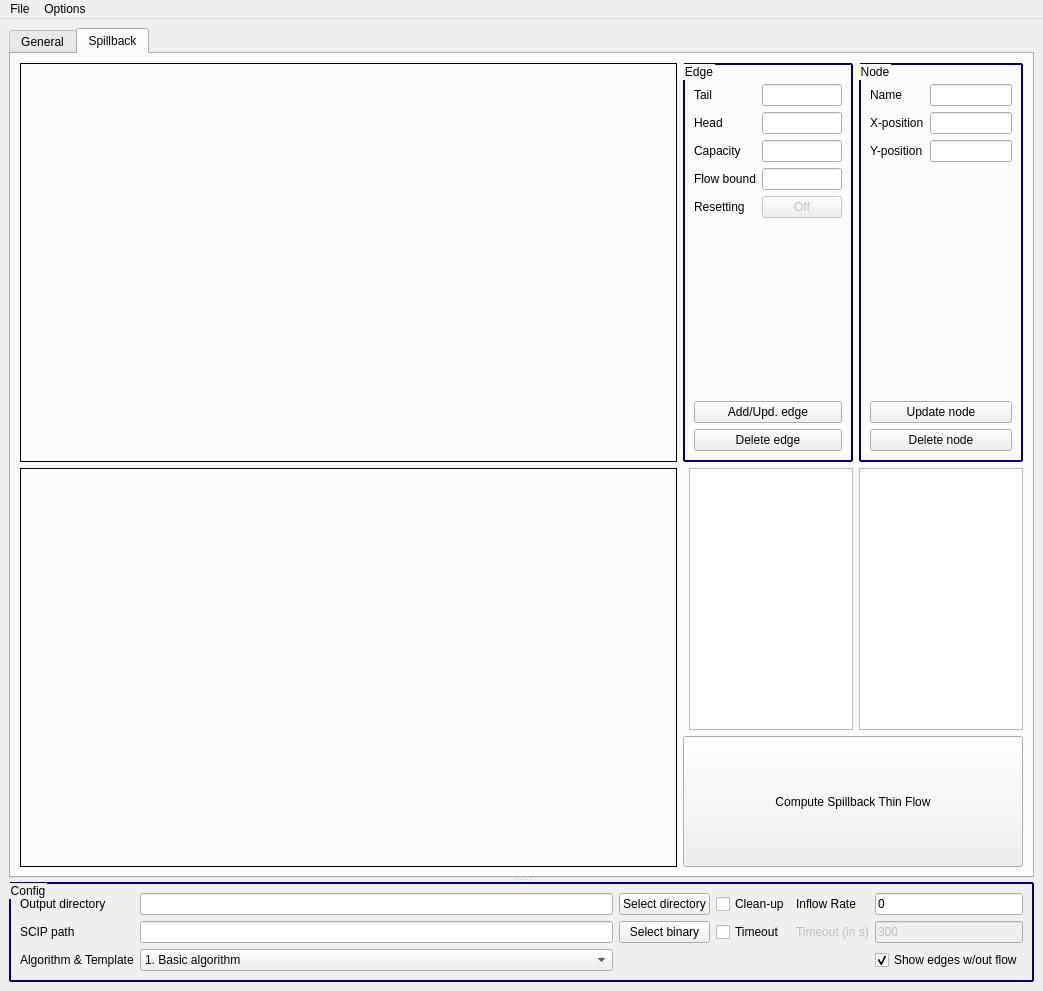
The window that source/ui/thinFlow_mainWdw.ui (LeonSering/NashFlowComputation) describes before a commit, drawn with Qt 5.
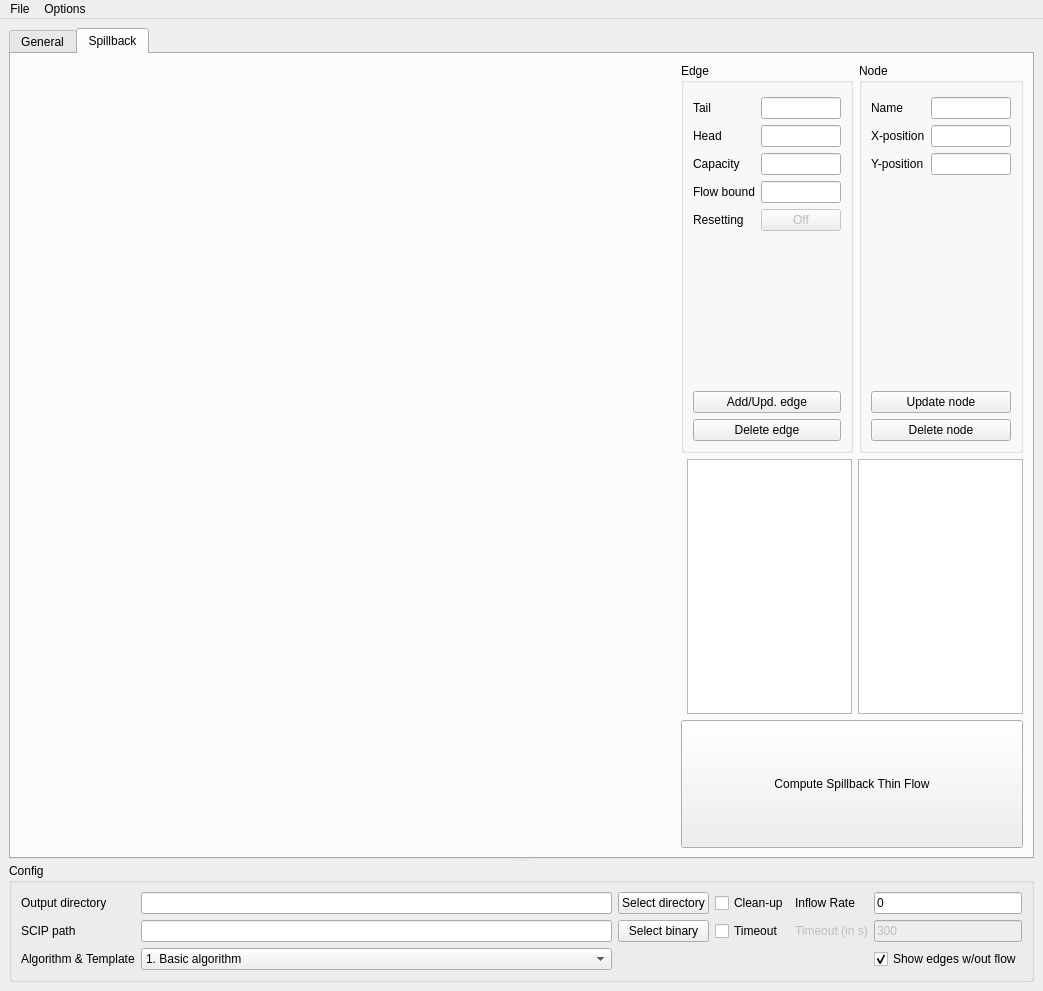
The same window after the commit.

Diff of the .ui file:
```diff
--- a/source/ui/thinFlow_mainWdw.ui
+++ b/source/ui/thinFlow_mainWdw.ui
@@ -342,9 +342,6 @@
              <verstretch>0</verstretch>
             </sizepolicy>
            </property>
-           <property name="frameShape">
-            <enum>QFrame::Box</enum>
-           </property>
           </widget>
          </item>
          <item row="0" column="1">
@@ -355,12 +352,6 @@
              <verstretch>0</verstretch>
             </sizepolicy>
            </property>
-           <property name="styleSheet">
-            <string notr="true">QGroupBox { 
-     border: 2px solid rgb(0, 0, 127); 
-     border-radius: 1px; 
- } </string>
-           </property>
            <property name="title">
             <string>Edge</string>
            </property>
@@ -376,7 +367,7 @@
               <property name="sizeHint" stdset="0">
                <size>
                 <width>20</width>
-                <height>10</height>
+                <height>5</height>
                </size>
               </property>
              </spacer>
@@ -491,12 +482,6 @@
              <verstretch>0</verstretch>
             </sizepolicy>
            </property>
-           <property name="frameShape">
-            <enum>QFrame::Box</enum>
-           </property>
-           <property name="frameShadow">
-            <enum>QFrame::Plain</enum>
-           </property>
           </widget>
          </item>
          <item row="0" column="2">
@@ -507,12 +492,6 @@
              <verstretch>0</verstretch>
             </sizepolicy>
            </property>
-           <property name="styleSheet">
-            <string notr="true">QGroupBox { 
-     border: 2px solid rgb(0, 0, 127); 
-     border-radius: 1px; 
- } </string>
-           </property>
            <property name="title">
             <string>Node</string>
            </property>
@@ -594,7 +573,7 @@
               <property name="sizeHint" stdset="0">
                <size>
                 <width>20</width>
-                <height>10</height>
+                <height>5</height>
                </size>
               </property>
              </spacer>
@@ -649,12 +628,6 @@
          <verstretch>0</verstretch>
         </sizepolicy>
        </property>
-       <property name="styleSheet">
-        <string notr="true">QGroupBox { 
-     border: 2px solid rgb(0, 0, 127); 
-     border-radius: 1px; 
- } </string>
-       </property>
        <property name="title">
         <string>Config</string>
        </property>
```
Left out of the diff: 17 changed lines with no effect on the pictures.
